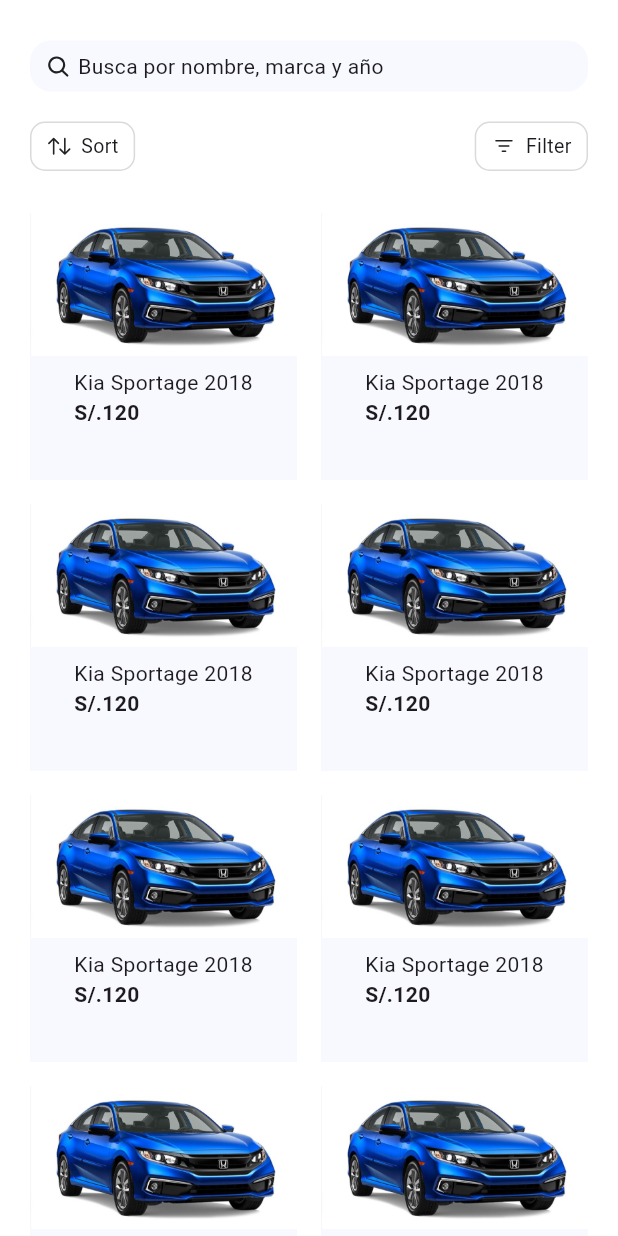
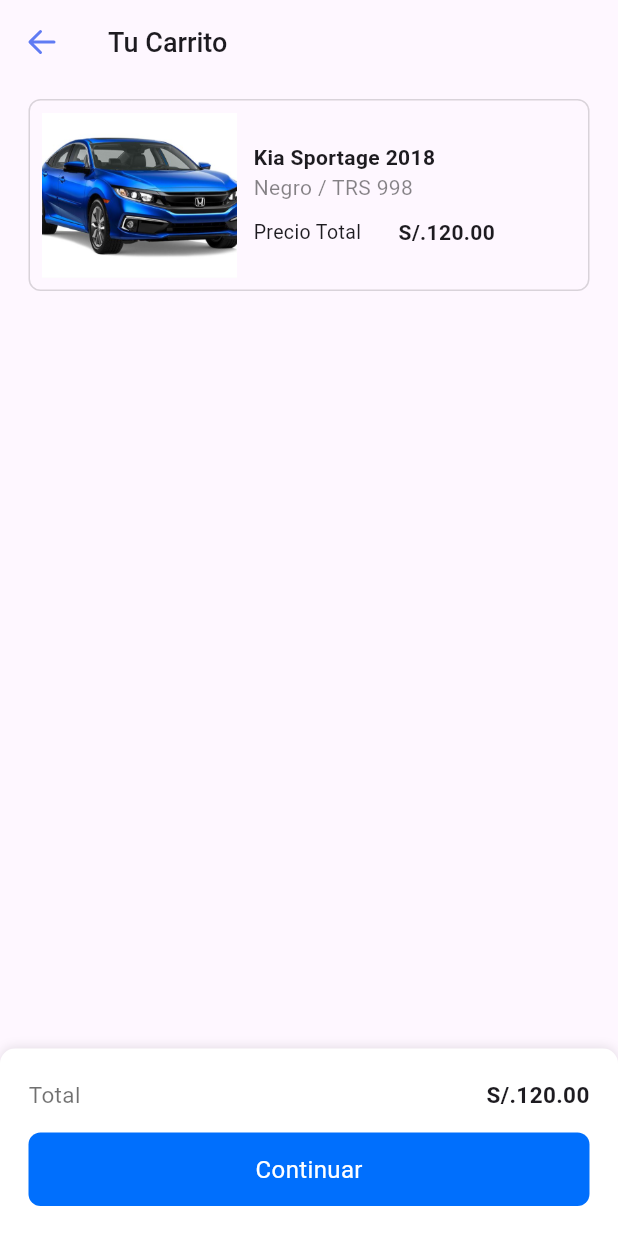
Before and after one commit to Applicaciones-moviles/Frontend, a Flutter app: the screen it shows after launch, on a phone screen of 412 x 824 dp. Run offline on Flutter 3.47's test engine with Material 3 defaults, Android fonts, the phone set to English and light mode, and no system bars; our stand-ins replace fluentui_icons, google_fonts, table_calendar.

Commit message:
feat: add cart screen

```diff
--- /dev/null
+++ b/lib/base/screens/cart.dart
@@ -0,0 +1,149 @@
+import 'package:fluentui_icons/fluentui_icons.dart';
+import 'package:flutter/material.dart';
+
+class Cart extends StatelessWidget {
+  const Cart({super.key});
+
+  @override
+  Widget build(BuildContext context) {
+    return Scaffold(
+      appBar: AppBar(
+        title: const Text(
+          "Tu Carrito",
+          style: TextStyle(fontSize: 18.0, fontWeight: FontWeight.w500),
+        ),
+        leading: IconButton(
+          onPressed: () {},
+          icon: const Icon(FluentSystemIcons.ic_fluent_arrow_left_filled),
+          color: const Color.fromARGB(255, 96, 123, 243),
+        ),
+      ),
+      body: Stack(
+        children: [
+          Padding(
+            padding: const EdgeInsets.symmetric(vertical: 10.0, horizontal: 19.0),
+            child: Column(
+              children: [
+                Container(
+                  decoration: BoxDecoration(
+                    borderRadius: BorderRadius.circular(8),
+                    border: Border.all(color: const Color.fromARGB(38, 7, 7, 7)),
+                  ),
+                  child: Padding(
+                    padding: const EdgeInsets.all(8.0),
+                    child: Row(
+                      children: [
+                        Container(
+                          width: 130,
+                          height: 110,
+                          decoration: const BoxDecoration(
+                            image: DecorationImage(
+                              image: AssetImage('assets/images/car.jpg'),
+                              fit: BoxFit.cover,
+                            ),
+                          ),
+                        ),
+                        const SizedBox(width: 11),
+                        ConstrainedBox(
+                          constraints: BoxConstraints.tight(const Size(161, 110)),
+                          child: const Column(
+                            crossAxisAlignment: CrossAxisAlignment.start,
+                            mainAxisAlignment: MainAxisAlignment.center,
+                            children: [
+                              Text(
+                                "Kia Sportage 2018",
+                                style: TextStyle(fontWeight: FontWeight.w600),
+                              ),
+                              Text(
+                                "Negro / TRS 998",
+                                style: TextStyle(
+                                  color: Color.fromARGB(122, 0, 0, 0),
+                                ),
+                              ),
+                              SizedBox(height: 10),
+                              Row(
+                                mainAxisAlignment: MainAxisAlignment.spaceBetween,
+                                children: [
+                                  Text(
+                                    "Precio Total",
+                                    style: TextStyle(fontSize: 13.0),
+                                  ),
+                                  Text(
+                                    "S/.120.00",
+                                    style: TextStyle(fontWeight: FontWeight.w600),
+                                  ),
+                                ],
+                              ),
+                            ],
+                          ),
+                        ),
+                      ],
+                    ),
+                  ),
+                ),
+                const SizedBox(height: 70),
+              ],
+            ),
+          ),
+
+          Positioned(
+            bottom: 0,
+            left: 0,
+            right: 0,
+            child: Container(
+              padding: const EdgeInsets.symmetric(vertical: 20, horizontal: 19.0),
+              width: double.infinity,
+              decoration: BoxDecoration(
+                color: Colors.white,
+                boxShadow: [
+                  BoxShadow(
+                    color: Colors.black.withOpacity(0.1),
+                    blurRadius: 5,
+                    offset: const Offset(0, -1),
+                  ),
+                ],
+                borderRadius: const BorderRadius.only(
+                  topLeft: Radius.circular(10),
+                  topRight: Radius.circular(10),
+                ),
+              ),
+              child: Column(
+                children: [
+                  const Row(
+                    mainAxisAlignment: MainAxisAlignment.spaceBetween,
+                    children: [
+                      Text(
+                        "Total",
+                        style: TextStyle(fontSize: 15.0, color: Color.fromARGB(143, 0, 0, 0)),
+                      ),
+                      Text(
+                        "S/.120.00",
+                        style: TextStyle(fontSize: 15.0, fontWeight: FontWeight.w700),
+                      ),
+                    ],
+                  ),
+                  const SizedBox(height: 15),
+
+                  Container(
+                    padding: const EdgeInsets.symmetric(vertical: 13),
+                    width: double.infinity,
+                    decoration: BoxDecoration(
+                      color: const Color(0xff006FFD),
+                      borderRadius: BorderRadius.circular(8),
+                    ),
+                    child: const Center(
+                      child: Text(
+                        "Continuar",
+                        style: TextStyle(color: Colors.white, fontSize: 16),
+                      ),
+                    ),
+                  ),
+                ],
+              ),
+            ),
+          ),
+        ],
+      ),
+    );
+  }
+}
--- a/lib/main.dart
+++ b/lib/main.dart
@@ -1,3 +1,4 @@
+import 'package:carconnect_aplication/base/screens/cart.dart';
 import 'package:carconnect_aplication/base/screens/catalogue.dart';
 import 'package:carconnect_aplication/base/screens/login_page.dart';
 import 'package:flutter/material.dart';
@@ -30,7 +31,7 @@
 
       // home: Registercar(),
 
-      home: Catalogue(),
+      home: const Cart(),
 
       //home: homeCar(),
 
```
